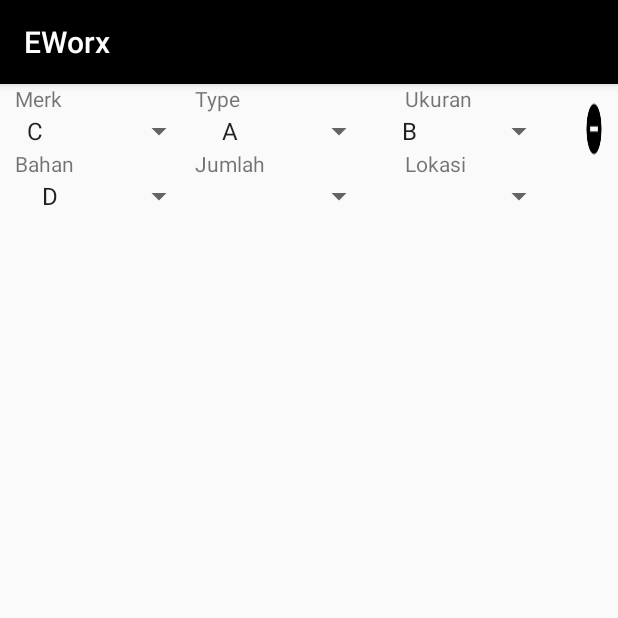
After one commit to davsobo/Inventoworx, an Android app: the ToolsActivity2 screen opened directly, with no data from a screen before it, on a phone screen of 412 x 824 dp, the top half of it. The commit adds this screen. Run offline under Robolectric (Android 15) with nearby library versions, the phone set to English and light mode, and no system bars; our stand-ins replace Volley; network calls fail.

Commit message:
Modifikasi dari Adhit

```diff
--- a/app/src/main/AndroidManifest.xml
+++ b/app/src/main/AndroidManifest.xml
@@ -25,10 +25,7 @@
         </activity>
         <activity
             android:name=".TestActivity"
-            android:theme="@style/Theme.AppCompat.NoActionBar">
-
-
-        </activity>
+            android:theme="@style/Theme.AppCompat.NoActionBar"></activity>
         <activity
             android:name=".LoginActivity"
             android:label="@string/title_activity_login"
@@ -41,11 +38,19 @@
         <activity
             android:name=".ToolsActivity"
             android:theme="@style/AppTheme">
+            <meta-data
+                android:name="android.support.PARENT_ACTIVITY"
+                android:value="com.orpheus.rebuffer.MainActivity" />
         </activity>
         <activity
             android:name=".AdminActivity"
-            android:theme="@style/AppTheme"
-            >
+            android:theme="@style/AppTheme">
+            <meta-data
+                android:name="android.support.PARENT_ACTIVITY"
+                android:value="com.orpheus.rebuffer.MainActivity" />
+        </activity>
+        <activity android:theme="@style/AppTheme"
+            android:name=".ToolsActivity2">
         </activity>
     </application>
 
--- a/app/src/main/java/com/orpheus/rebuffer/LoginActivity.java
+++ b/app/src/main/java/com/orpheus/rebuffer/LoginActivity.java
@@ -448,7 +448,7 @@ public class LoginActivity extends AppCompatActivity implements LoaderCallbacks<
         }
         else
         {
-            Intent intent = new Intent(LoginActivity.this, ToolsActivity.class);
+            Intent intent = new Intent(LoginActivity.this, ToolsActivity2.class);
             startActivity(intent);
             finish();
         }
--- /dev/null
+++ b/app/src/main/java/com/orpheus/rebuffer/RecyclerViewAdapter.java
@@ -0,0 +1,80 @@
+package com.orpheus.rebuffer;
+
+import android.support.v7.widget.RecyclerView;
+import android.view.LayoutInflater;
+import android.view.ViewGroup;
+import android.widget.ArrayAdapter;
+import android.widget.RelativeLayout;
+import android.widget.Spinner;
+
+import java.util.ArrayList;
+
+/**
+ * Created by David on 3/3/2018.
+ */
+
+public class RecyclerViewAdapter extends RecyclerView.Adapter<RecyclerViewAdapter.ViewHolder> {
+    private UserData mUserData;
+    private ArrayList<String> mBahan = new ArrayList<String>();
+    private ArrayList<String>mMerk = new ArrayList<String>();
+    private ArrayList<String> mTipe = new ArrayList<String>();
+    private ArrayList<String> mUkuran = new ArrayList<String>();
+
+    public static class ViewHolder extends RecyclerView.ViewHolder {
+
+        public RelativeLayout mLayout;
+        public Spinner spinner1, spinner2, spinner3, spinner4, spinner5, spinner6;
+
+        public ViewHolder(RelativeLayout v) {
+            super(v);
+            mLayout = v;
+            spinner1 = v.findViewById(R.id.spinner);
+            spinner2 = v.findViewById(R.id.spinner2);
+            spinner3 = v.findViewById(R.id.spinner3);
+            spinner4 = v.findViewById(R.id.spinner4);
+            spinner5 = v.findViewById(R.id.spinner5);
+            spinner6 = v.findViewById(R.id.spinner6);
+        }
+    }
+
+//    public RecyclerViewAdapter(UserData userData) {
+//        mUserData = userData;
+//    }
+    public RecyclerViewAdapter(ArrayList<String> mMasterBahan,ArrayList<String>mMasterMerk,ArrayList<String> mMasterTipe,ArrayList<String> mMasterUkuran) {
+        this.mBahan = mMasterBahan;
+        this.mMerk = mMasterMerk;
+        this.mTipe = mMasterTipe;
+        this.mUkuran = mMasterUkuran;
+    }
+    @Override
+    public ViewHolder onCreateViewHolder(ViewGroup parent, int viewType) {
+        // create a new view
+        RelativeLayout layout = (RelativeLayout) LayoutInflater.from(parent.getContext())
+                .inflate(R.layout.inventory_cell, parent, false);
+        ViewHolder vh = new ViewHolder(layout);
+        return vh;
+    }
+
+    @Override
+    public void onBindViewHolder(ViewHolder holder, int position) {
+        // - get element from your dataset at this position
+        // - replace the contents of the view with that element
+
+        setSpinnerData(holder.spinner1, this.mMerk);
+        setSpinnerData(holder.spinner2, this.mTipe);
+        setSpinnerData(holder.spinner3, this.mUkuran);
+        setSpinnerData(holder.spinner4, this.mBahan);
+    }
+
+    // Return the size of your dataset (invoked by the layout manager)
+    @Override
+    public int getItemCount() {
+        return 1;
+    }
+
+    public void setSpinnerData(Spinner spinner, ArrayList<String>spinnerData) {
+        ArrayAdapter<String> spinnerAdapter = new ArrayAdapter<String>(spinner.getContext(), android.R.layout.simple_spinner_item, spinnerData);
+        spinnerAdapter.setDropDownViewResource(android.R.layout.simple_spinner_dropdown_item);
+        spinner.setAdapter(spinnerAdapter);
+    }
+}
--- /dev/null
+++ b/app/src/main/java/com/orpheus/rebuffer/ToolsActivity2.java
@@ -0,0 +1,45 @@
+package com.orpheus.rebuffer;
+
+import android.os.Handler;
+import android.support.v7.app.AppCompatActivity;
+import android.os.Bundle;
+import android.support.v7.widget.LinearLayoutManager;
+import android.support.v7.widget.RecyclerView;
+import android.view.ViewGroup;
+
+import java.util.ArrayList;
+
+
+public class ToolsActivity2 extends AppCompatActivity {
+
+    RecyclerView mrecyclerView;
+    RecyclerViewAdapter madapterRV;
+    RecyclerView.LayoutManager mlayoutManagerRV;
+    private ArrayList<String> mMasterTipe = new ArrayList<String>();
+    private ArrayList<String> mMasterUkuran = new ArrayList<String>();
+    private ArrayList<String> mMasterMerk = new ArrayList<String>();
+    private ArrayList<String> mMasterBahan = new ArrayList<String>();
+
+    @Override
+    protected void onCreate(Bundle savedInstanceState) {
+        super.onCreate(savedInstanceState);
+        setContentView(R.layout.activity_tools2);
+        mMasterTipe.add("A");mMasterTipe.add("A");mMasterTipe.add("A");mMasterTipe.add("A");mMasterTipe.add("A");
+        mMasterUkuran.add("B");mMasterUkuran.add("B");mMasterUkuran.add("B");mMasterUkuran.add("B");mMasterUkuran.add("B");
+        mMasterMerk.add("C");mMasterMerk.add("C");mMasterMerk.add("C");mMasterMerk.add("C");mMasterMerk.add("C");mMasterMerk.add("C");
+        mMasterBahan.add("D");mMasterBahan.add("D");mMasterBahan.add("D");mMasterBahan.add("D");mMasterBahan.add("D");mMasterBahan.add("D");
+
+        UserData data = new UserData();
+        data.fetchDataInventory(getApplicationContext());
+
+        mrecyclerView = (RecyclerView) findViewById(R.id.a);
+        mrecyclerView.setHasFixedSize(true);
+
+        mlayoutManagerRV = new LinearLayoutManager(this);
+        mrecyclerView.setLayoutManager(mlayoutManagerRV);
+
+        madapterRV = new RecyclerViewAdapter(mMasterBahan,mMasterMerk,mMasterTipe,mMasterUkuran);
+        mrecyclerView.setAdapter(madapterRV);
+
+    }
+}
--- a/app/src/main/java/com/orpheus/rebuffer/UserData.java
+++ b/app/src/main/java/com/orpheus/rebuffer/UserData.java
@@ -66,6 +66,7 @@ public class UserData {
                             try {
                                 JSONArray mInventory = new JSONArray(response);
 
+                                Log.d("LOL",response);
                                 mapMerk = new ArrayList<String>();
                                 mapTipe = new ArrayList<String>();
                                 mapUkuran = new ArrayList<String>();
--- /dev/null
+++ b/app/src/main/res/layout/activity_tools2.xml
@@ -0,0 +1,20 @@
+<?xml version="1.0" encoding="utf-8"?>
+<android.support.constraint.ConstraintLayout xmlns:android="http://schemas.android.com/apk/res/android"
+    xmlns:app="http://schemas.android.com/apk/res-auto"
+    xmlns:tools="http://schemas.android.com/tools"
+    android:layout_width="match_parent"
+    android:layout_height="match_parent"
+    tools:context="com.orpheus.rebuffer.ToolsActivity2">
+
+     <android.support.v7.widget.RecyclerView
+         android:id="@+id/a"
+         android:scrollbars="vertical"
+         android:layout_width="match_parent"
+         android:layout_height="match_parent"
+         />
+     <TextView
+         android:id="@+id/textView"
+         android:layout_width="wrap_content"
+         android:layout_height="wrap_content" />
+
+</android.support.constraint.ConstraintLayout>
--- /dev/null
+++ b/app/src/main/res/layout/inventory_cell.xml
@@ -0,0 +1,129 @@
+<?xml version="1.0" encoding="utf-8"?>
+<RelativeLayout
+
+    android:id="@+id/adminMid"
+    android:layout_width="match_parent"
+    android:layout_height="wrap_content"
+    android:layout_alignParentEnd="true"
+    android:layout_below="@+id/adminTop"
+    android:paddingLeft="@dimen/default_margin"
+    android:paddingRight="@dimen/default_margin"
+    xmlns:android="http://schemas.android.com/apk/res/android">
+    <!--Ini partisi buat merk-->
+    <TextView
+        android:id="@+id/tagmerk"
+        android:layout_width="wrap_content"
+        android:layout_height="wrap_content"
+        android:layout_alignParentStart="true"
+        android:text="Merk" />
+
+    <Spinner
+        android:id="@+id/spinner"
+        android:layout_width="120dp"
+        android:layout_height="wrap_content"
+        android:layout_alignParentStart="true"
+        android:layout_below="@id/tagmerk" />
+    <!--ini partisi buat tipe-->
+    <TextView
+        android:id="@+id/tagtype"
+        android:layout_width="wrap_content"
+        android:layout_height="wrap_content"
+        android:layout_alignParentTop="true"
+        android:layout_toEndOf="@+id/spinner"
+        android:text="Type" />
+
+    <Spinner
+        android:id="@+id/spinner2"
+        android:layout_width="120dp"
+        android:layout_height="wrap_content"
+        android:layout_below="@id/tagtype"
+        android:layout_toEndOf="@id/spinner"
+        android:paddingLeft="@dimen/default_margin" />
+    <!--Ini partisi buat ukuran-->
+    <TextView
+        android:id="@+id/tagukuran"
+        android:layout_width="wrap_content"
+        android:layout_height="wrap_content"
+        android:layout_alignParentTop="true"
+        android:layout_toEndOf="@+id/spinner2"
+        android:paddingLeft="@dimen/bigSize"
+        android:text="Ukuran" />
+
+    <Spinner
+        android:id="@+id/spinner3"
+        android:layout_width="120dp"
+        android:layout_height="wrap_content"
+        android:layout_below="@id/tagukuran"
+        android:layout_toEndOf="@id/spinner2"
+        android:paddingLeft="@dimen/default_margin" />
+    <!--Ini partisi buat bahan-->
+    <TextView
+        android:id="@+id/tagbahan"
+        android:layout_width="wrap_content"
+        android:layout_height="wrap_content"
+        android:layout_alignParentStart="true"
+        android:layout_below="@id/spinner"
+        android:text="Bahan" />
+
+    <Spinner
+        android:id="@+id/spinner4"
+        android:layout_width="120dp"
+        android:layout_height="wrap_content"
+        android:layout_below="@id/tagbahan"
+        android:paddingLeft="@dimen/default_margin" />
+
+    <!--Ini partisi buat jumlah-->
+    <TextView
+        android:id="@+id/tagjumlah"
+        android:layout_width="wrap_content"
+        android:layout_height="wrap_content"
+        android:layout_below="@id/spinner2"
+        android:layout_toEndOf="@+id/spinner4"
+        android:text="Jumlah" />
+
+    <Spinner
+        android:id="@+id/spinner5"
+        android:layout_width="120dp"
+        android:layout_height="wrap_content"
+        android:layout_below="@id/tagjumlah"
+        android:layout_toEndOf="@id/spinner4"
+        android:paddingLeft="@dimen/default_margin" />
+
+    <!--Ini partisi buat lokasi-->
+    <TextView
+        android:id="@+id/tagLokasi"
+        android:layout_width="wrap_content"
+        android:layout_height="wrap_content"
+        android:layout_below="@id/spinner3"
+        android:layout_toEndOf="@+id/spinner5"
+        android:paddingLeft="@dimen/bigSize"
+        android:text="Lokasi" />
+
+    <Spinner
+        android:id="@+id/spinner6"
+        android:layout_width="120dp"
+        android:layout_height="wrap_content"
+        android:layout_below="@id/tagjumlah"
+        android:layout_toEndOf="@id/spinner5"
+        android:paddingLeft="@dimen/default_margin" />
+
+    <!--Partisi buat button dan sisa-->
+    <Button
+        android:id="@+id/btnmin"
+        android:layout_width="40dp"
+        android:layout_height="40dp"
+        android:layout_marginStart="20dp"
+        android:layout_marginTop="@dimen/default_margin"
+        android:layout_toEndOf="@id/spinner6"
+        android:background="@drawable/ic_remove_circle_black_36dp" />
+
+    <TextView
+        android:id="@+id/sisa"
+        android:layout_width="wrap_content"
+        android:layout_height="wrap_content"
+        android:layout_marginStart="20dp"
+        android:layout_marginTop="@dimen/default_margin"
+        android:layout_toEndOf="@id/btnmin"
+        android:hint="Sisa"
+        android:textSize="@dimen/bigSize" />
+</RelativeLayout>
```
